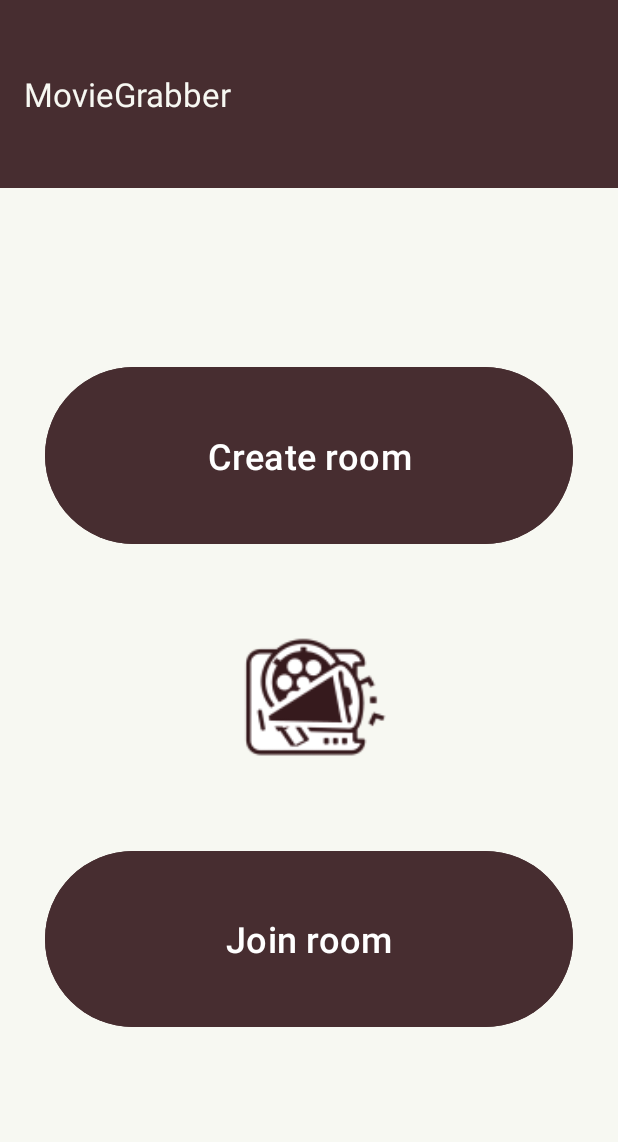
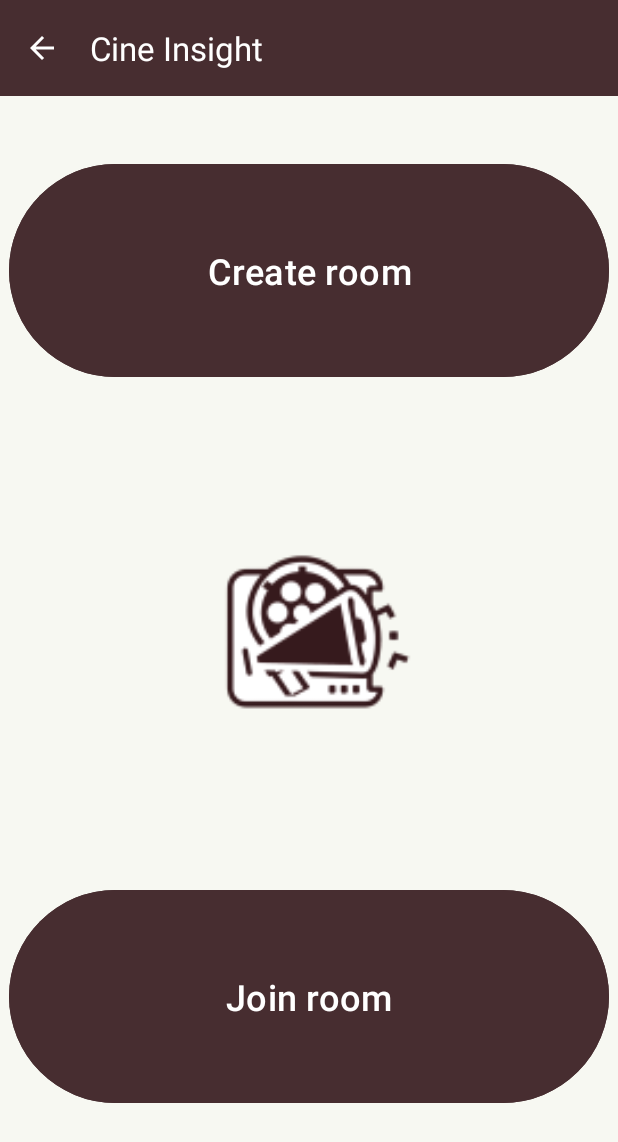
Before and after one commit to Juinjer/MovieRecommenderApp, an Android app: the screen it shows after launch (MainActivity), on a phone screen of 412 x 824 dp. Shown: the top 1142 px of the screen. Run offline under Robolectric (Android 15) with nearby library versions, the phone set to English and light mode, and no system bars; 1 statement that could not run was skipped.

Commit message:
toolbar fix

```diff
--- a/movierecommender/app/src/main/java/com/example/movierecommender/MainActivity.kt
+++ b/movierecommender/app/src/main/java/com/example/movierecommender/MainActivity.kt
@@ -3,10 +3,7 @@ package com.example.movierecommender
 import android.content.Intent
 import androidx.appcompat.app.AppCompatActivity
 import android.os.Bundle
-import android.util.Log
-import android.view.LayoutInflater
 import android.view.View
-import android.widget.TextView
 import androidx.appcompat.widget.Toolbar
 import com.example.movierecommender.databinding.ActivityMainBinding
 
@@ -23,8 +20,13 @@ class MainActivity : AppCompatActivity() {
 
         binding = ActivityMainBinding.inflate(layoutInflater)
         setContentView(binding.root)
-        toolbar = findViewById(R.id.toolbar)
+        val toolbar:Toolbar = binding.toolbar.root
         setSupportActionBar(toolbar)
+        supportActionBar?.apply {
+            title = getString(R.string.app_name)
+            setDisplayHomeAsUpEnabled(true)
+            setDisplayShowHomeEnabled(true)
+        }
 
         binding.create.setOnClickListener(View.OnClickListener() {
             SocketHandler.setSocket("http://$endpoint")
--- a/movierecommender/app/src/main/res/layout/activity_main.xml
+++ b/movierecommender/app/src/main/res/layout/activity_main.xml
@@ -8,44 +8,32 @@
     android:background="@color/mg_pearl"
     tools:context=".MainActivity">
 
-    <androidx.appcompat.widget.Toolbar
+    <include
         android:id="@+id/toolbar"
-        android:layout_width="0dp"
-        android:layout_height="0dp"
-        android:layout_marginBottom="115dp"
-        android:background="@color/mg_vandyke"
-        app:layout_constraintBottom_toTopOf="@+id/create"
+        layout="@layout/toolbar"
         app:layout_constraintEnd_toEndOf="parent"
-        app:layout_constraintHorizontal_bias="0.0"
         app:layout_constraintStart_toStartOf="parent"
-        app:layout_constraintTop_toTopOf="parent"
-        app:titleTextColor="@color/mg_pearl"
-        tools:ignore="MissingConstraints" />
+        app:layout_constraintTop_toTopOf="parent" />
 
     <Button
         android:id="@+id/create"
         style="@style/Widget.Material3.Button"
-        android:layout_width="0dp"
-        android:layout_height="0dp"
-        android:layout_marginStart="30dp"
-        android:layout_marginEnd="30dp"
-        android:layout_marginBottom="36dp"
+        android:layout_width="400dp"
+        android:layout_height="150dp"
+        android:layout_marginTop="20dp"
         android:backgroundTint="@color/mg_vandyke"
         android:text="Create room"
         android:textSize="24sp"
         app:layout_constraintBottom_toTopOf="@+id/imageView4"
         app:layout_constraintEnd_toEndOf="parent"
         app:layout_constraintStart_toStartOf="parent"
-        app:layout_constraintTop_toBottomOf="@+id/toolbar" />
+        app:layout_constraintTop_toTopOf="@+id/toolbar" />
 
     <Button
         android:id="@+id/join"
         style="@style/Widget.Material3.Button"
-        android:layout_width="0dp"
-        android:layout_height="0dp"
-        android:layout_marginStart="30dp"
-        android:layout_marginEnd="30dp"
-        android:layout_marginBottom="135dp"
+        android:layout_width="400dp"
+        android:layout_height="150dp"
         android:backgroundTint="@color/mg_vandyke"
         android:text="Join room"
         android:textSize="24sp"
@@ -56,9 +44,8 @@
 
     <ImageView
         android:id="@+id/imageView4"
-        android:layout_width="200dp"
-        android:layout_height="0dp"
-        android:layout_marginBottom="35dp"
+        android:layout_width="203dp"
+        android:layout_height="164dp"
         app:layout_constraintBottom_toTopOf="@+id/join"
         app:layout_constraintEnd_toEndOf="parent"
         app:layout_constraintStart_toStartOf="parent"
--- a/movierecommender/app/src/main/res/values/strings.xml
+++ b/movierecommender/app/src/main/res/values/strings.xml
@@ -1,3 +1,3 @@
 <resources>
-    <string name="app_name">MovieRecommender</string>
+    <string name="app_name">Cine Insight</string>
 </resources>
```
Also changed, not shown: 1 other file.
